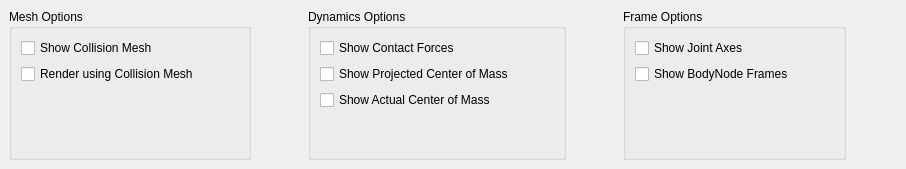
This is qtWidgets/ui/visualizer.ui in golems/grip2 as Qt 5 draws it before an edit. The edited form follows.
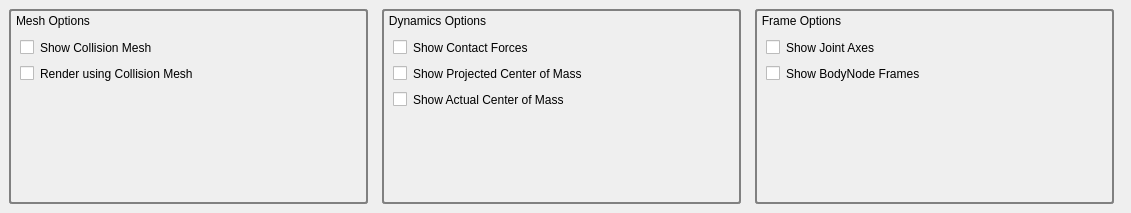
This is the edited form.

Patch:
```diff
--- a/qtWidgets/ui/visualizer.ui
+++ b/qtWidgets/ui/visualizer.ui
@@ -6,10 +6,13 @@
    <rect>
     <x>0</x>
     <y>0</y>
-    <width>906</width>
-    <height>169</height>
+    <width>1131</width>
+    <height>213</height>
    </rect>
   </property>
+  <property name="autoFillBackground">
+   <bool>false</bool>
+  </property>
   <property name="windowTitle">
    <string>Visualizer</string>
   </property>
@@ -17,14 +20,40 @@
    <layout class="QHBoxLayout" name="horizontalLayout_8">
     <item>
      <widget class="QGroupBox" name="groupBox">
+      <property name="sizePolicy">
+       <sizepolicy hsizetype="MinimumExpanding" vsizetype="MinimumExpanding">
+        <horstretch>1</horstretch>
+        <verstretch>1</verstretch>
+       </sizepolicy>
+      </property>
+      <property name="styleSheet">
+       <string notr="true">QGroupBox { 
+   border: 2px solid gray; 
+   border-radius: 3px; 
+}
+
+QGroupBox::title { 
+    background-color: transparent;
+    subcontrol-position: top left; /* position at the top left*/ 
+    padding-top: 5px;
+    padding-left: 5px;
+ } </string>
+      </property>
       <property name="title">
        <string>Mesh Options</string>
       </property>
       <layout class="QVBoxLayout" name="verticalLayout">
+       <property name="topMargin">
+        <number>27</number>
+       </property>
        <item>
         <layout class="QHBoxLayout" name="horizontalLayout_2">
          <item>
           <widget class="QCheckBox" name="checkBox">
+           <property name="styleSheet">
+            <string notr="true">border: 0px solid gray; 
+     border-radius: 3px; </string>
+           </property>
            <property name="text">
             <string>Show Collision Mesh</string>
            </property>
@@ -49,6 +78,10 @@
         <layout class="QHBoxLayout" name="horizontalLayout">
          <item>
           <widget class="QCheckBox" name="checkBox_2">
+           <property name="styleSheet">
+            <string notr="true">border: 0px solid gray; 
+     border-radius: 3px; </string>
+           </property>
            <property name="text">
             <string>Render using Collision Mesh</string>
            </property>
@@ -100,14 +133,40 @@
     </item>
     <item>
      <widget class="QGroupBox" name="groupBox_2">
+      <property name="sizePolicy">
+       <sizepolicy hsizetype="MinimumExpanding" vsizetype="MinimumExpanding">
+        <horstretch>1</horstretch>
+        <verstretch>1</verstretch>
+       </sizepolicy>
+      </property>
+      <property name="styleSheet">
+       <string notr="true">QGroupBox { 
+   border: 2px solid gray; 
+   border-radius: 3px; 
+}
+
+QGroupBox::title { 
+    background-color: transparent;
+    subcontrol-position: top left; /* position at the top left*/ 
+    padding-top: 5px;
+    padding-left: 5px;
+ } </string>
+      </property>
       <property name="title">
        <string>Dynamics Options</string>
       </property>
       <layout class="QVBoxLayout" name="verticalLayout_2">
+       <property name="topMargin">
+        <number>27</number>
+       </property>
        <item>
         <layout class="QHBoxLayout" name="horizontalLayout_3">
          <item>
           <widget class="QCheckBox" name="checkBox_3">
+           <property name="styleSheet">
+            <string notr="true">border: 0px solid gray; 
+     border-radius: 3px; </string>
+           </property>
            <property name="text">
             <string>Show Contact Forces</string>
            </property>
@@ -132,6 +191,10 @@
         <layout class="QHBoxLayout" name="horizontalLayout_4">
          <item>
           <widget class="QCheckBox" name="checkBox_4">
+           <property name="styleSheet">
+            <string notr="true">border: 0px solid gray; 
+     border-radius: 3px; </string>
+           </property>
            <property name="text">
             <string>Show Projected Center of Mass</string>
            </property>
@@ -156,6 +219,10 @@
         <layout class="QHBoxLayout" name="horizontalLayout_5">
          <item>
           <widget class="QCheckBox" name="checkBox_7">
+           <property name="styleSheet">
+            <string notr="true">border: 0px solid gray; 
+     border-radius: 3px; </string>
+           </property>
            <property name="text">
             <string>Show Actual Center of Mass</string>
            </property>
@@ -207,14 +274,40 @@
     </item>
     <item>
      <widget class="QGroupBox" name="groupBox_3">
+      <property name="sizePolicy">
+       <sizepolicy hsizetype="MinimumExpanding" vsizetype="MinimumExpanding">
+        <horstretch>1</horstretch>
+        <verstretch>1</verstretch>
+       </sizepolicy>
+      </property>
+      <property name="styleSheet">
+       <string notr="true">QGroupBox { 
+   border: 2px solid gray; 
+   border-radius: 3px; 
+}
+
+QGroupBox::title { 
+    background-color: transparent;
+    subcontrol-position: top left; /* position at the top left*/ 
+    padding-top: 5px;
+    padding-left: 5px;
+ } </string>
+      </property>
       <property name="title">
        <string>Frame Options</string>
       </property>
       <layout class="QVBoxLayout" name="verticalLayout_3">
+       <property name="topMargin">
+        <number>27</number>
+       </property>
        <item>
         <layout class="QHBoxLayout" name="horizontalLayout_6">
          <item>
           <widget class="QCheckBox" name="checkBox_5">
+           <property name="styleSheet">
+            <string notr="true">border: 0px solid gray; 
+     border-radius: 3px; </string>
+           </property>
            <property name="text">
             <string>Show Joint Axes</string>
            </property>
@@ -239,6 +332,10 @@
         <layout class="QHBoxLayout" name="horizontalLayout_7">
          <item>
           <widget class="QCheckBox" name="checkBox_6">
+           <property name="styleSheet">
+            <string notr="true">border: 0px solid gray; 
+     border-radius: 3px; </string>
+           </property>
            <property name="text">
             <string>Show BodyNode Frames</string>
            </property>
```
